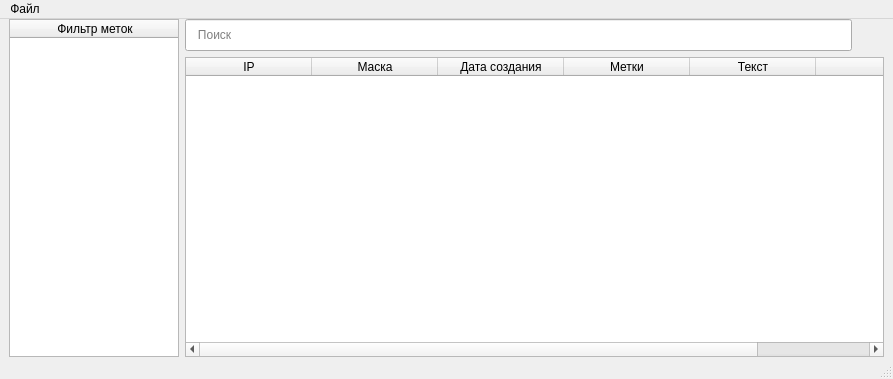
Above: app/src/main/ipnotebook/resources/mainwindow.ui from NativCos/CSF.Semestr7.TPO before the change. Below: the same form after it.
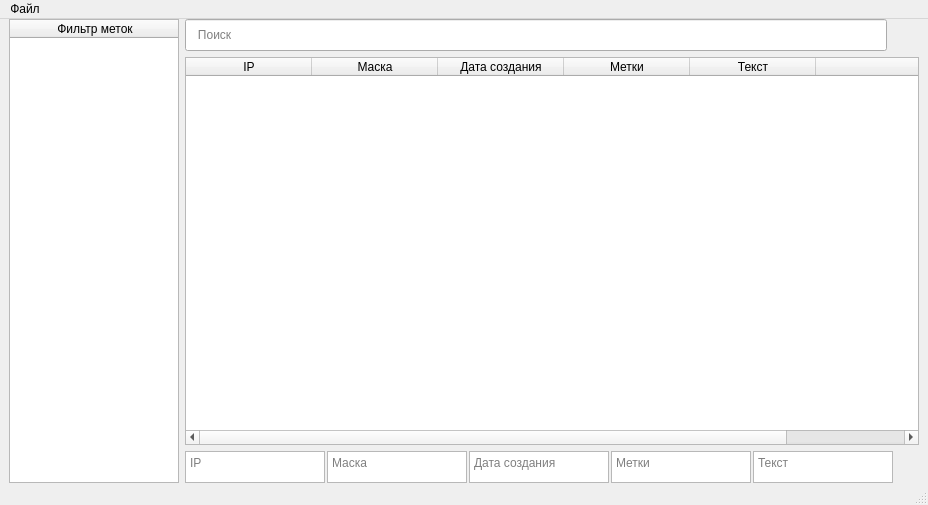
That is the form after the change. Icons and pictures are not drawn.

The edit to the form file:
```diff
--- a/app/src/main/ipnotebook/resources/mainwindow.ui
+++ b/app/src/main/ipnotebook/resources/mainwindow.ui
@@ -6,8 +6,8 @@
    <rect>
     <x>0</x>
     <y>0</y>
-    <width>893</width>
-    <height>379</height>
+    <width>928</width>
+    <height>505</height>
    </rect>
   </property>
   <property name="sizePolicy">
@@ -248,11 +248,145 @@
           </column>
           <column>
            <property name="text">
-            <string> </string>
+            <string/>
            </property>
           </column>
          </widget>
         </item>
+        <item>
+         <layout class="QHBoxLayout" name="horizontalLayout_4">
+          <property name="spacing">
+           <number>2</number>
+          </property>
+          <item>
+           <widget class="QPlainTextEdit" name="add_plainTextEdit_1">
+            <property name="minimumSize">
+             <size>
+              <width>0</width>
+              <height>32</height>
+             </size>
+            </property>
+            <property name="maximumSize">
+             <size>
+              <width>16777215</width>
+              <height>32</height>
+             </size>
+            </property>
+            <property name="placeholderText">
+             <string>IP</string>
+            </property>
+           </widget>
+          </item>
+          <item>
+           <widget class="QPlainTextEdit" name="add_plainTextEdit_2">
+            <property name="minimumSize">
+             <size>
+              <width>0</width>
+              <height>32</height>
+             </size>
+            </property>
+            <property name="maximumSize">
+             <size>
+              <width>16777215</width>
+              <height>32</height>
+             </size>
+            </property>
+            <property name="placeholderText">
+             <string>Маска</string>
+            </property>
+           </widget>
+          </item>
+          <item>
+           <widget class="QPlainTextEdit" name="add_plainTextEdit_3">
+            <property name="minimumSize">
+             <size>
+              <width>0</width>
+              <height>32</height>
+             </size>
+            </property>
+            <property name="maximumSize">
+             <size>
+              <width>16777215</width>
+              <height>32</height>
+             </size>
+            </property>
+            <property name="placeholderText">
+             <string>Дата создания</string>
+            </property>
+           </widget>
+          </item>
+          <item>
+           <widget class="QPlainTextEdit" name="add_plainTextEdit_4">
+            <property name="minimumSize">
+             <size>
+              <width>0</width>
+              <height>32</height>
+             </size>
+            </property>
+            <property name="maximumSize">
+             <size>
+              <width>16777215</width>
+              <height>32</height>
+             </size>
+            </property>
+            <property name="placeholderText">
+             <string>Метки</string>
+            </property>
+           </widget>
+          </item>
+          <item>
+           <widget class="QPlainTextEdit" name="add_plainTextEdit_5">
+            <property name="minimumSize">
+             <size>
+              <width>0</width>
+              <height>32</height>
+             </size>
+            </property>
+            <property name="maximumSize">
+             <size>
+              <width>16777215</width>
+              <height>32</height>
+             </size>
+            </property>
+            <property name="placeholderText">
+             <string>Текст</string>
+            </property>
+           </widget>
+          </item>
+          <item>
+           <widget class="QPushButton" name="add_pushButton">
+            <property name="minimumSize">
+             <size>
+              <width>24</width>
+              <height>24</height>
+             </size>
+            </property>
+            <property name="maximumSize">
+             <size>
+              <width>24</width>
+              <height>24</height>
+             </size>
+            </property>
+            <property name="text">
+             <string/>
+            </property>
+            <property name="icon">
+             <iconset>
+              <normaloff>add.svg</normaloff>add.svg</iconset>
+            </property>
+            <property name="iconSize">
+             <size>
+              <width>24</width>
+              <height>24</height>
+             </size>
+            </property>
+            <property name="flat">
+             <bool>true</bool>
+            </property>
+           </widget>
+          </item>
+         </layout>
+        </item>
        </layout>
       </item>
      </layout>
@@ -264,7 +398,7 @@
     <rect>
      <x>0</x>
      <y>0</y>
-     <width>893</width>
+     <width>928</width>
      <height>30</height>
     </rect>
    </property>
```
